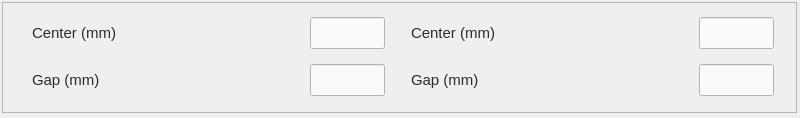
This is pcdswidgets/ui/motion/common/motor_beckhoff_slits.ui in pcdshub/pcdswidgets as Qt 5 draws it before an edit. The edited form follows.
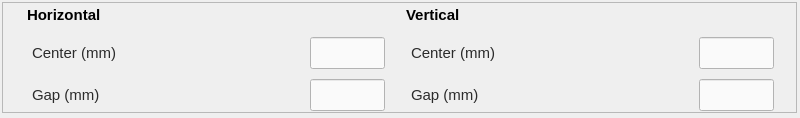
This is the edited form. Custom widgets are drawn as their Qt base class.

Commit message: add vertical/horizontal labels to slits widget

```diff
--- a/pcdswidgets/ui/motion/common/motor_beckhoff_slits.ui
+++ b/pcdswidgets/ui/motion/common/motor_beckhoff_slits.ui
@@ -28,6 +28,12 @@
      <verstretch>0</verstretch>
     </sizepolicy>
    </property>
+   <property name="minimumSize">
+    <size>
+     <width>795</width>
+     <height>110</height>
+    </size>
+   </property>
    <property name="frameShape">
     <enum>QFrame::StyledPanel</enum>
    </property>
@@ -38,9 +44,9 @@
     <property name="geometry">
      <rect>
       <x>10</x>
-      <y>10</y>
+      <y>0</y>
       <width>781</width>
-      <height>91</height>
+      <height>109</height>
      </rect>
     </property>
     <layout class="QGridLayout" name="gridLayout">
@@ -50,52 +56,32 @@
      <property name="verticalSpacing">
       <number>10</number>
      </property>
-     <item row="0" column="6">
-      <widget class="PyDMLabel" name="CenterRBV2">
+     <item row="2" column="5">
+      <widget class="PyDMByteIndicator" name="ByteIndicatorGap2Move">
+       <property name="enabled">
+        <bool>false</bool>
+       </property>
        <property name="sizePolicy">
-        <sizepolicy hsizetype="Minimum" vsizetype="Minimum">
+        <sizepolicy hsizetype="Fixed" vsizetype="Fixed">
          <horstretch>0</horstretch>
          <verstretch>0</verstretch>
         </sizepolicy>
        </property>
        <property name="minimumSize">
         <size>
-         <width>75</width>
+         <width>25</width>
          <height>0</height>
         </size>
        </property>
        <property name="maximumSize">
         <size>
-         <width>75</width>
-         <height>16777215</height>
+         <width>25</width>
+         <height>25</height>
         </size>
        </property>
-       <property name="font">
-        <font>
-         <pointsize>11</pointsize>
-        </font>
-       </property>
        <property name="toolTip">
         <string/>
        </property>
-       <property name="whatsThis">
-        <string/>
-       </property>
-       <property name="styleSheet">
-        <string notr="true">color: rgb(43, 43, 43);</string>
-       </property>
-       <property name="alignment">
-        <set>Qt::AlignCenter</set>
-       </property>
-       <property name="precision">
-        <number>0</number>
-       </property>
-       <property name="showUnits">
-        <bool>false</bool>
-       </property>
-       <property name="precisionFromPV">
-        <bool>true</bool>
-       </property>
        <property name="alarmSensitiveContent">
         <bool>false</bool>
        </property>
@@ -113,8 +99,8 @@
        </property>
       </widget>
      </item>
-     <item row="0" column="2">
-      <widget class="PyDMLabel" name="CenterRBV1">
+     <item row="1" column="4">
+      <widget class="QLabel" name="Center">
        <property name="sizePolicy">
         <sizepolicy hsizetype="Minimum" vsizetype="Minimum">
          <horstretch>0</horstretch>
@@ -123,13 +109,13 @@
        </property>
        <property name="minimumSize">
         <size>
-         <width>75</width>
+         <width>120</width>
          <height>0</height>
         </size>
        </property>
        <property name="maximumSize">
         <size>
-         <width>75</width>
+         <width>130</width>
          <height>16777215</height>
         </size>
        </property>
@@ -147,105 +133,18 @@
        <property name="styleSheet">
         <string notr="true">color: rgb(43, 43, 43);</string>
        </property>
-       <property name="alignment">
-        <set>Qt::AlignCenter</set>
+       <property name="text">
+        <string>Center (mm)</string>
        </property>
-       <property name="precision">
+       <property name="margin">
         <number>0</number>
        </property>
-       <property name="showUnits">
-        <bool>false</bool>
-       </property>
-       <property name="precisionFromPV">
-        <bool>true</bool>
-       </property>
-       <property name="alarmSensitiveContent">
-        <bool>false</bool>
-       </property>
-       <property name="alarmSensitiveBorder">
-        <bool>true</bool>
-       </property>
-       <property name="PyDMToolTip">
-        <string/>
-       </property>
-       <property name="channel">
-        <string>ca://${prefix}:ACTUAL_XCENTER_RBV</string>
-       </property>
-       <property name="enableRichText">
-        <bool>false</bool>
+       <property name="indent">
+        <number>5</number>
        </property>
       </widget>
      </item>
      <item row="1" column="1">
-      <widget class="PyDMByteIndicator" name="ByteIndicatorGap1Move">
-       <property name="enabled">
-        <bool>false</bool>
-       </property>
-       <property name="sizePolicy">
-        <sizepolicy hsizetype="Fixed" vsizetype="Fixed">
-         <horstretch>0</horstretch>
-         <verstretch>0</verstretch>
-        </sizepolicy>
-       </property>
-       <property name="minimumSize">
-        <size>
-         <width>25</width>
-         <height>0</height>
-        </size>
-       </property>
-       <property name="maximumSize">
-        <size>
-         <width>25</width>
-         <height>25</height>
-        </size>
-       </property>
-       <property name="toolTip">
-        <string/>
-       </property>
-       <property name="alarmSensitiveContent">
-        <bool>false</bool>
-       </property>
-       <property name="alarmSensitiveBorder">
-        <bool>false</bool>
-       </property>
-       <property name="PyDMToolTip">
-        <string/>
-       </property>
-       <property name="channel">
-        <string>ca://${prefix}:ACTUAL_XWIDTH_RBV.MOVN</string>
-       </property>
-       <property name="blinkOnChange">
-        <bool>false</bool>
-       </property>
-       <property name="toggleMode">
-        <bool>false</bool>
-       </property>
-       <property name="blinkInterval">
-        <number>99</number>
-       </property>
-       <property name="showLabels">
-        <bool>false</bool>
-       </property>
-       <property name="bigEndian">
-        <bool>false</bool>
-       </property>
-       <property name="circles">
-        <bool>true</bool>
-       </property>
-       <property name="numBits">
-        <number>1</number>
-       </property>
-       <property name="shift">
-        <number>0</number>
-       </property>
-       <property name="labels">
-        <stringlist>
-         <string>Bit 0</string>
-        </stringlist>
-       </property>
-      </widget>
-     </item>
-     <item row="0" column="1">
       <widget class="PyDMByteIndicator" name="ByteIndicatorCenter1Move">
        <property name="enabled">
         <bool>false</bool>
@@ -314,209 +213,7 @@
        </property>
       </widget>
      </item>
-     <item row="0" column="3">
-      <widget class="PyDMLineEdit" name="CenterSet1">
-       <property name="sizePolicy">
-        <sizepolicy hsizetype="Fixed" vsizetype="Fixed">
-         <horstretch>0</horstretch>
-         <verstretch>0</verstretch>
-        </sizepolicy>
-       </property>
-       <property name="minimumSize">
-        <size>
-         <width>75</width>
-         <height>32</height>
-        </size>
-       </property>
-       <property name="maximumSize">
-        <size>
-         <width>75</width>
-         <height>16777215</height>
-        </size>
-       </property>
-       <property name="font">
-        <font>
-         <pointsize>11</pointsize>
-        </font>
-       </property>
-       <property name="toolTip">
-        <string/>
-       </property>
-       <property name="styleSheet">
-        <string notr="true">color: rgb(43,43,43);
-background-color: rgb(250, 250, 250);</string>
-       </property>
-       <property name="frame">
-        <bool>true</bool>
-       </property>
-       <property name="alignment">
-        <set>Qt::AlignCenter</set>
-       </property>
-       <property name="precision">
-        <number>3</number>
-       </property>
-       <property name="precisionFromPV">
-        <bool>false</bool>
-       </property>
-       <property name="channel">
-        <string>ca://${prefix}:XCEN_REQ</string>
-       </property>
-      </widget>
-     </item>
-     <item row="0" column="4">
-      <widget class="QLabel" name="Center">
-       <property name="sizePolicy">
-        <sizepolicy hsizetype="Minimum" vsizetype="Minimum">
-         <horstretch>0</horstretch>
-         <verstretch>0</verstretch>
-        </sizepolicy>
-       </property>
-       <property name="minimumSize">
-        <size>
-         <width>120</width>
-         <height>0</height>
-        </size>
-       </property>
-       <property name="maximumSize">
-        <size>
-         <width>130</width>
-         <height>16777215</height>
-        </size>
-       </property>
-       <property name="font">
-        <font>
-         <pointsize>11</pointsize>
-        </font>
-       </property>
-       <property name="styleSheet">
-        <string notr="true">color: rgb(43, 43, 43);</string>
-       </property>
-       <property name="text">
-        <string>Center (mm)</string>
-       </property>
-       <property name="margin">
-        <number>0</number>
-       </property>
-       <property name="indent">
-        <number>5</number>
-       </property>
-      </widget>
-     </item>
-     <item row="1" column="4">
-      <widget class="QLabel" name="GapLabel2">
-       <property name="sizePolicy">
-        <sizepolicy hsizetype="Minimum" vsizetype="Minimum">
-         <horstretch>0</horstretch>
-         <verstretch>0</verstretch>
-        </sizepolicy>
-       </property>
-       <property name="minimumSize">
-        <size>
-         <width>120</width>
-         <height>0</height>
-        </size>
-       </property>
-       <property name="maximumSize">
-        <size>
-         <width>16777</width>
-         <height>16777215</height>
-        </size>
-       </property>
-       <property name="sizeIncrement">
-        <size>
-         <width>0</width>
-         <height>0</height>
-        </size>
-       </property>
-       <property name="font">
-        <font>
-         <pointsize>11</pointsize>
-        </font>
-       </property>
-       <property name="styleSheet">
-        <string notr="true">color: rgb(43, 43, 43);</string>
-       </property>
-       <property name="text">
-        <string>Gap (mm)</string>
-       </property>
-       <property name="margin">
-        <number>0</number>
-       </property>
-       <property name="indent">
-        <number>5</number>
-       </property>
-      </widget>
-     </item>
-     <item row="0" column="5">
-      <widget class="PyDMByteIndicator" name="ByteIndicatorCenter2Move">
-       <property name="enabled">
-        <bool>false</bool>
-       </property>
-       <property name="sizePolicy">
-        <sizepolicy hsizetype="Fixed" vsizetype="Fixed">
-         <horstretch>0</horstretch>
-         <verstretch>0</verstretch>
-        </sizepolicy>
-       </property>
-       <property name="minimumSize">
-        <size>
-         <width>25</width>
-         <height>0</height>
-        </size>
-       </property>
-       <property name="maximumSize">
-        <size>
-         <width>25</width>
-         <height>25</height>
-        </size>
-       </property>
-       <property name="toolTip">
-        <string/>
-       </property>
-       <property name="alarmSensitiveContent">
-        <bool>false</bool>
-       </property>
-       <property name="alarmSensitiveBorder">
-        <bool>false</bool>
-       </property>
-       <property name="PyDMToolTip">
-        <string/>
-       </property>
-       <property name="channel">
-        <string>ca://${prefix}:ACTUAL_YCENTER_RBV.MOVN</string>
-       </property>
-       <property name="blinkOnChange">
-        <bool>false</bool>
-       </property>
-       <property name="toggleMode">
-        <bool>false</bool>
-       </property>
-       <property name="blinkInterval">
-        <number>99</number>
-       </property>
-       <property name="showLabels">
-        <bool>false</bool>
-       </property>
-       <property name="bigEndian">
-        <bool>false</bool>
-       </property>
-       <property name="circles">
-        <bool>true</bool>
-       </property>
-       <property name="numBits">
-        <number>1</number>
-       </property>
-       <property name="shift">
-        <number>0</number>
-       </property>
-       <property name="labels">
-        <stringlist>
-         <string>Bit 0</string>
-        </stringlist>
-       </property>
-      </widget>
-     </item>
-     <item row="1" column="7">
+     <item row="2" column="7">
       <widget class="PyDMLineEdit" name="GapSet2">
        <property name="sizePolicy">
         <sizepolicy hsizetype="Minimum" vsizetype="Minimum">
@@ -562,7 +259,7 @@
        </property>
       </widget>
      </item>
-     <item row="0" column="0">
+     <item row="1" column="0">
       <widget class="QLabel" name="CenterLabel1">
        <property name="sizePolicy">
         <sizepolicy hsizetype="Fixed" vsizetype="Fixed">
@@ -602,7 +299,7 @@
       </widget>
      </item>
      <item row="1" column="6">
-      <widget class="PyDMLabel" name="GapRBV2">
+      <widget class="PyDMLabel" name="CenterRBV2">
        <property name="sizePolicy">
         <sizepolicy hsizetype="Minimum" vsizetype="Minimum">
          <horstretch>0</horstretch>
@@ -664,7 +361,119 @@
        </property>
       </widget>
      </item>
-     <item row="1" column="0">
+     <item row="1" column="3">
+      <widget class="PyDMLineEdit" name="CenterSet1">
+       <property name="sizePolicy">
+        <sizepolicy hsizetype="Fixed" vsizetype="Fixed">
+         <horstretch>0</horstretch>
+         <verstretch>0</verstretch>
+        </sizepolicy>
+       </property>
+       <property name="minimumSize">
+        <size>
+         <width>75</width>
+         <height>32</height>
+        </size>
+       </property>
+       <property name="maximumSize">
+        <size>
+         <width>75</width>
+         <height>16777215</height>
+        </size>
+       </property>
+       <property name="font">
+        <font>
+         <pointsize>11</pointsize>
+        </font>
+       </property>
+       <property name="toolTip">
+        <string/>
+       </property>
+       <property name="styleSheet">
+        <string notr="true">color: rgb(43,43,43);
+background-color: rgb(250, 250, 250);</string>
+       </property>
+       <property name="frame">
+        <bool>true</bool>
+       </property>
+       <property name="alignment">
+        <set>Qt::AlignCenter</set>
+       </property>
+       <property name="precision">
+        <number>3</number>
+       </property>
+       <property name="precisionFromPV">
+        <bool>false</bool>
+       </property>
+       <property name="channel">
+        <string>ca://${prefix}:XCEN_REQ</string>
+       </property>
+      </widget>
+     </item>
+     <item row="1" column="2">
+      <widget class="PyDMLabel" name="CenterRBV1">
+       <property name="sizePolicy">
+        <sizepolicy hsizetype="Minimum" vsizetype="Minimum">
+         <horstretch>0</horstretch>
+         <verstretch>0</verstretch>
+        </sizepolicy>
+       </property>
+       <property name="minimumSize">
+        <size>
+         <width>75</width>
+         <height>0</height>
+        </size>
+       </property>
+       <property name="maximumSize">
+        <size>
+         <width>75</width>
+         <height>16777215</height>
+        </size>
+       </property>
+       <property name="font">
+        <font>
+         <pointsize>11</pointsize>
+        </font>
+       </property>
+       <property name="toolTip">
+        <string/>
+       </property>
+       <property name="whatsThis">
+        <string/>
+       </property>
+       <property name="styleSheet">
+        <string notr="true">color: rgb(43, 43, 43);</string>
+       </property>
+       <property name="alignment">
+        <set>Qt::AlignCenter</set>
+       </property>
+       <property name="precision">
+        <number>0</number>
+       </property>
+       <property name="showUnits">
+        <bool>false</bool>
+       </property>
+       <property name="precisionFromPV">
+        <bool>true</bool>
+       </property>
+       <property name="alarmSensitiveContent">
+        <bool>false</bool>
+       </property>
+       <property name="alarmSensitiveBorder">
+        <bool>true</bool>
+       </property>
+       <property name="PyDMToolTip">
+        <string/>
+       </property>
+       <property name="channel">
+        <string>ca://${prefix}:ACTUAL_XCENTER_RBV</string>
+       </property>
+       <property name="enableRichText">
+        <bool>false</bool>
+       </property>
+      </widget>
+     </item>
+     <item row="2" column="0">
       <widget class="QLabel" name="GapLabel1">
        <property name="sizePolicy">
         <sizepolicy hsizetype="Fixed" vsizetype="Fixed">
@@ -703,7 +512,122 @@
        </property>
       </widget>
      </item>
-     <item row="1" column="2">
+     <item row="2" column="3">
+      <widget class="PyDMLineEdit" name="GapSet1">
+       <property name="sizePolicy">
+        <sizepolicy hsizetype="Minimum" vsizetype="Minimum">
+         <horstretch>0</horstretch>
+         <verstretch>0</verstretch>
+        </sizepolicy>
+       </property>
+       <property name="minimumSize">
+        <size>
+         <width>75</width>
+         <height>32</height>
+        </size>
+       </property>
+       <property name="maximumSize">
+        <size>
+         <width>75</width>
+         <height>16777215</height>
+        </size>
+       </property>
+       <property name="font">
+        <font>
+         <pointsize>11</pointsize>
+        </font>
+       </property>
+       <property name="toolTip">
+        <string/>
+       </property>
+       <property name="styleSheet">
+        <string notr="true">color: rgb(43,43,43);
+background-color: rgb(250, 250, 250);</string>
+       </property>
+       <property name="alignment">
+        <set>Qt::AlignCenter</set>
+       </property>
+       <property name="precision">
+        <number>3</number>
+       </property>
+       <property name="precisionFromPV">
+        <bool>false</bool>
+       </property>
+       <property name="channel">
+        <string>ca://${prefix}:XWID_REQ</string>
+       </property>
+      </widget>
+     </item>
+     <item row="2" column="1">
+      <widget class="PyDMByteIndicator" name="ByteIndicatorGap1Move">
+       <property name="enabled">
+        <bool>false</bool>
+       </property>
+       <property name="sizePolicy">
+        <sizepolicy hsizetype="Fixed" vsizetype="Fixed">
+         <horstretch>0</horstretch>
+         <verstretch>0</verstretch>
+        </sizepolicy>
+       </property>
+       <property name="minimumSize">
+        <size>
+         <width>25</width>
+         <height>0</height>
+        </size>
+       </property>
+       <property name="maximumSize">
+        <size>
+         <width>25</width>
+         <height>25</height>
+        </size>
+       </property>
+       <property name="toolTip">
+        <string/>
+       </property>
+       <property name="alarmSensitiveContent">
+        <bool>false</bool>
+       </property>
+       <property name="alarmSensitiveBorder">
+        <bool>false</bool>
+       </property>
+       <property name="PyDMToolTip">
+        <string/>
+       </property>
+       <property name="channel">
+        <string>ca://${prefix}:ACTUAL_XWIDTH_RBV.MOVN</string>
+       </property>
+       <property name="blinkOnChange">
+        <bool>false</bool>
+       </property>
+       <property name="toggleMode">
+        <bool>false</bool>
+       </property>
+       <property name="blinkInterval">
+        <number>99</number>
+       </property>
+       <property name="showLabels">
+        <bool>false</bool>
+       </property>
+       <property name="bigEndian">
+        <bool>false</bool>
+       </property>
+       <property name="circles">
+        <bool>true</bool>
+       </property>
+       <property name="numBits">
+        <number>1</number>
+       </property>
+       <property name="shift">
+        <number>0</number>
+       </property>
+       <property name="labels">
+        <stringlist>
+         <string>Bit 0</string>
+        </stringlist>
+       </property>
+      </widget>
+     </item>
+     <item row="2" column="2">
       <widget class="PyDMLabel" name="GapRBV1">
        <property name="sizePolicy">
         <sizepolicy hsizetype="Minimum" vsizetype="Minimum">
@@ -766,9 +690,78 @@
        </property>
       </widget>
      </item>
-     <item row="1" column="3">
-      <widget class="PyDMLineEdit" name="GapSet1">
+     <item row="1" column="5">
+      <widget class="PyDMByteIndicator" name="ByteIndicatorCenter2Move">
+       <property name="enabled">
+        <bool>false</bool>
+       </property>
        <property name="sizePolicy">
+        <sizepolicy hsizetype="Fixed" vsizetype="Fixed">
+         <horstretch>0</horstretch>
+         <verstretch>0</verstretch>
+        </sizepolicy>
+       </property>
+       <property name="minimumSize">
+        <size>
+         <width>25</width>
+         <height>0</height>
+        </size>
+       </property>
+       <property name="maximumSize">
+        <size>
+         <width>25</width>
+         <height>25</height>
+        </size>
+       </property>
+       <property name="toolTip">
+        <string/>
+       </property>
+       <property name="alarmSensitiveContent">
+        <bool>false</bool>
+       </property>
+       <property name="alarmSensitiveBorder">
+        <bool>false</bool>
+       </property>
+       <property name="PyDMToolTip">
+        <string/>
+       </property>
+       <property name="channel">
+        <string>ca://${prefix}:ACTUAL_YCENTER_RBV.MOVN</string>
+       </property>
+       <property name="blinkOnChange">
+        <bool>false</bool>
+       </property>
+       <property name="toggleMode">
+        <bool>false</bool>
+       </property>
+       <property name="blinkInterval">
+        <number>99</number>
+       </property>
+       <property name="showLabels">
+        <bool>false</bool>
+       </property>
+       <property name="bigEndian">
+        <bool>false</bool>
+       </property>
+       <property name="circles">
+        <bool>true</bool>
+       </property>
+       <property name="numBits">
+        <number>1</number>
+       </property>
+       <property name="shift">
+        <number>0</number>
+       </property>
+       <property name="labels">
+        <stringlist>
+         <string>Bit 0</string>
+        </stringlist>
+       </property>
+      </widget>
+     </item>
+     <item row="2" column="4">
+      <widget class="QLabel" name="GapLabel2">
+       <property name="sizePolicy">
         <sizepolicy hsizetype="Minimum" vsizetype="Minimum">
          <horstretch>0</horstretch>
          <verstretch>0</verstretch>
@@ -776,8 +769,53 @@
        </property>
        <property name="minimumSize">
         <size>
+         <width>120</width>
+         <height>0</height>
+        </size>
+       </property>
+       <property name="maximumSize">
+        <size>
+         <width>16777</width>
+         <height>16777215</height>
+        </size>
+       </property>
+       <property name="sizeIncrement">
+        <size>
+         <width>0</width>
+         <height>0</height>
+        </size>
+       </property>
+       <property name="font">
+        <font>
+         <pointsize>11</pointsize>
+        </font>
+       </property>
+       <property name="styleSheet">
+        <string notr="true">color: rgb(43, 43, 43);</string>
+       </property>
+       <property name="text">
+        <string>Gap (mm)</string>
+       </property>
+       <property name="margin">
+        <number>0</number>
+       </property>
+       <property name="indent">
+        <number>5</number>
+       </property>
+      </widget>
+     </item>
+     <item row="2" column="6">
+      <widget class="PyDMLabel" name="GapRBV2">
+       <property name="sizePolicy">
+        <sizepolicy hsizetype="Minimum" vsizetype="Minimum">
+         <horstretch>0</horstretch>
+         <verstretch>0</verstretch>
+        </sizepolicy>
+       </property>
+       <property name="minimumSize">
+        <size>
          <width>75</width>
-         <height>32</height>
+         <height>0</height>
         </size>
        </property>
        <property name="maximumSize">
@@ -795,8 +833,7 @@
         <string/>
        </property>
        <property name="styleSheet">
-        <string notr="true">color: rgb(43,43,43);
-background-color: rgb(250, 250, 250);</string>
+        <string notr="true">color: rgb(43, 43, 43);</string>
        </property>
        <property name="alignment">
         <set>Qt::AlignCenter</set>
@@ -812,7 +849,7 @@
        </property>
       </widget>
      </item>
-     <item row="0" column="7">
+     <item row="1" column="7">
       <widget class="PyDMLineEdit" name="CenterSet2">
        <property name="sizePolicy">
         <sizepolicy hsizetype="Minimum" vsizetype="Minimum">
@@ -858,72 +895,31 @@
        </property>
       </widget>
      </item>
-     <item row="1" column="5">
-      <widget class="PyDMByteIndicator" name="ByteIndicatorGap2Move">
-       <property name="enabled">
-        <bool>false</bool>
+     <item row="0" column="4" colspan="4">
+      <widget class="QLabel" name="label_2">
+       <property name="font">
+        <font>
+         <pointsize>11</pointsize>
+         <weight>75</weight>
+         <bold>true</bold>
+        </font>
        </property>
-       <property name="sizePolicy">
-        <sizepolicy hsizetype="Fixed" vsizetype="Fixed">
-         <horstretch>0</horstretch>
-         <verstretch>0</verstretch>
-        </sizepolicy>
+       <property name="text">
+        <string>Vertical</string>
        </property>
-       <property name="minimumSize">
-        <size>
-         <width>25</width>
-         <height>0</height>
-        </size>
+      </widget>
+     </item>
+     <item row="0" column="0" colspan="4">
+      <widget class="QLabel" name="label">
+       <property name="font">
+        <font>
+         <pointsize>11</pointsize>
+         <weight>75</weight>
+         <bold>true</bold>
+        </font>
        </property>
-       <property name="maximumSize">
-        <size>
-         <width>25</width>
-         <height>25</height>
-        </size>
-       </property>
-       <property name="toolTip">
-        <string/>
-       </property>
-       <property name="alarmSensitiveContent">
-        <bool>false</bool>
-       </property>
-       <property name="alarmSensitiveBorder">
-        <bool>false</bool>
-       </property>
-       <property name="PyDMToolTip">
-        <string/>
-       </property>
-       <property name="channel">
-        <string>ca://${prefix}:ACTUAL_YWIDTH_RBV.MOVN</string>
-       </property>
-       <property name="blinkOnChange">
-        <bool>false</bool>
-       </property>
-       <property name="toggleMode">
-        <bool>false</bool>
-       </property>
-       <property name="blinkInterval">
-        <number>99</number>
-       </property>
-       <property name="showLabels">
-        <bool>false</bool>
-       </property>
-       <property name="bigEndian">
-        <bool>false</bool>
-       </property>
-       <property name="circles">
-        <bool>true</bool>
-       </property>
-       <property name="numBits">
-        <number>1</number>
-       </property>
-       <property name="shift">
-        <number>0</number>
-       </property>
-       <property name="labels">
-        <stringlist>
-         <string>Bit 0</string>
-        </stringlist>
+       <property name="text">
+        <string>Horizontal</string>
        </property>
       </widget>
      </item>
```
Left out of the diff: 62 changed lines with no effect on the pictures. The commit also changes 3 other files.
